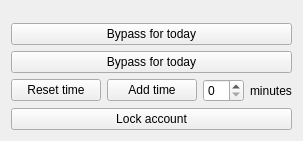
simgunz/timekpr, file ui/grant.ui: the form before one commit.
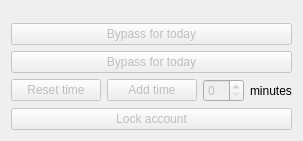
The form after the commit.

Commit message: Disabled buttons with non-implemented functions

What changed in the file:
```diff
--- a/ui/grant.ui
+++ b/ui/grant.ui
@@ -29,6 +29,9 @@
    </item>
    <item>
     <widget class="QPushButton" name="btnLimitBypass">
+     <property name="enabled">
+      <bool>false</bool>
+     </property>
      <property name="text">
       <string>Bypass for today</string>
      </property>
@@ -36,6 +39,9 @@
    </item>
    <item>
     <widget class="QPushButton" name="btnAccBypass">
+     <property name="enabled">
+      <bool>false</bool>
+     </property>
      <property name="text">
       <string>Bypass for today</string>
      </property>
@@ -45,6 +51,9 @@
     <layout class="QHBoxLayout" name="horizontalLayout_1">
      <item>
       <widget class="QPushButton" name="btnResetTime">
+       <property name="enabled">
+        <bool>false</bool>
+       </property>
        <property name="sizePolicy">
         <sizepolicy hsizetype="Expanding" vsizetype="Fixed">
          <horstretch>0</horstretch>
@@ -58,6 +67,9 @@
      </item>
      <item>
       <widget class="QPushButton" name="btnAddTime">
+       <property name="enabled">
+        <bool>false</bool>
+       </property>
        <property name="sizePolicy">
         <sizepolicy hsizetype="Expanding" vsizetype="Fixed">
          <horstretch>0</horstretch>
@@ -75,7 +87,11 @@
         <enum>QLayout::SetDefaultConstraint</enum>
        </property>
        <item>
-        <widget class="QSpinBox" name="sbAddTime"/>
+        <widget class="QSpinBox" name="sbAddTime">
+         <property name="enabled">
+          <bool>false</bool>
+         </property>
+        </widget>
        </item>
        <item>
         <widget class="QLabel" name="lbAddTime">
@@ -99,6 +115,9 @@
    </item>
    <item>
     <widget class="QPushButton" name="btnLockAccount">
+     <property name="enabled">
+      <bool>false</bool>
+     </property>
      <property name="text">
       <string>Lock account</string>
      </property>
```
The commit also changes 1 other file.
